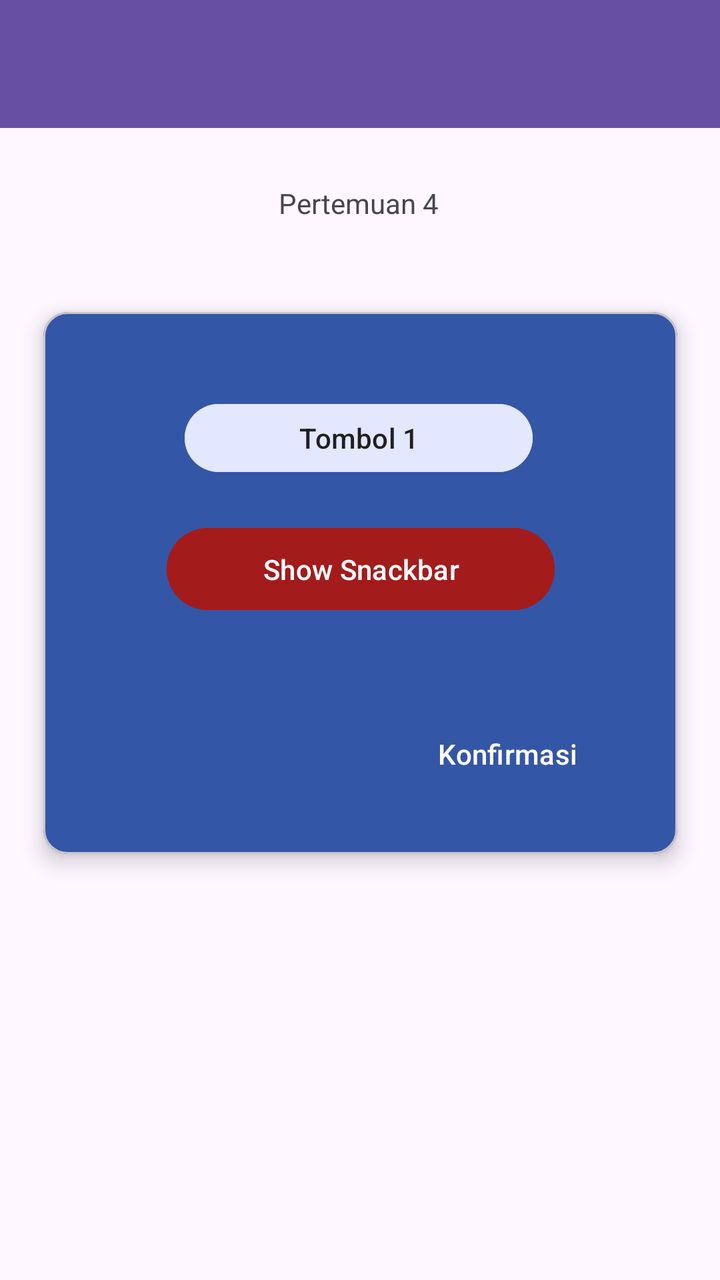
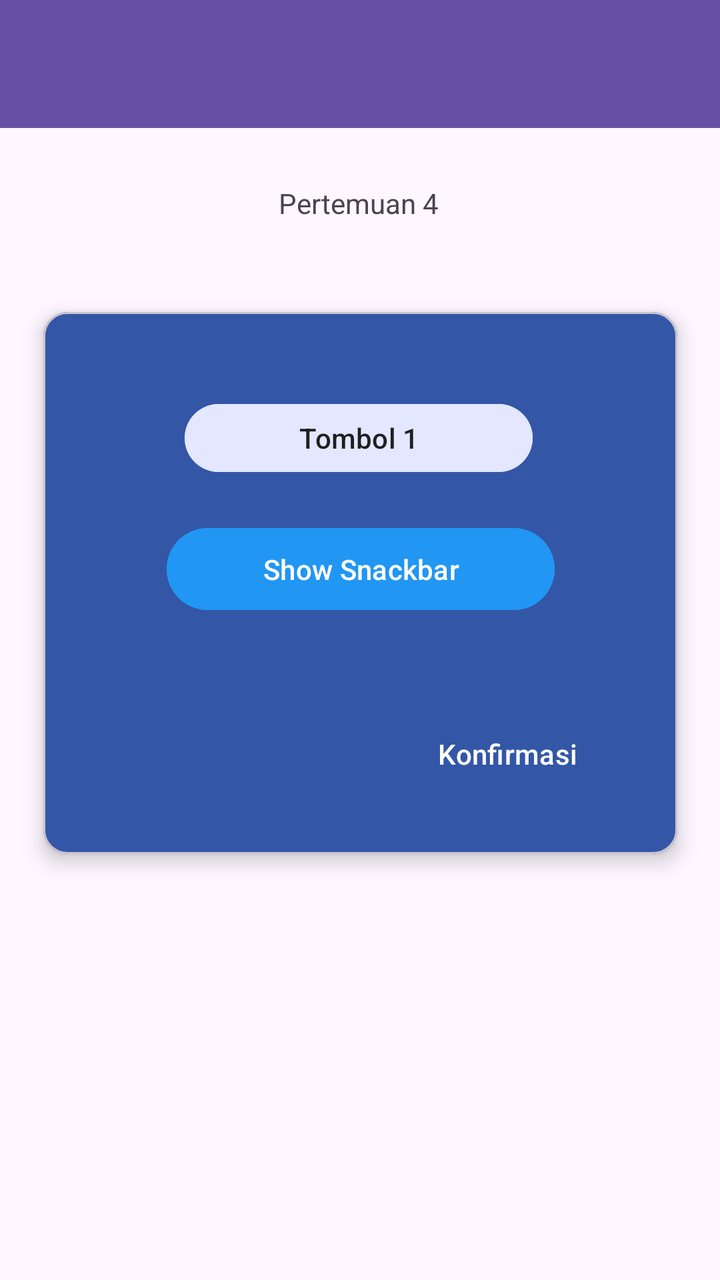

The first picture is an Android layout as it rendered before a commit; the second is the same layout after the commit. The layout source and the unified diff follow.
<!-- AndroidManifest.xml: application theme Theme.Venusadilah -->
<!-- res/layout/activity_fourth.xml -->
<?xml version="1.0" encoding="utf-8"?>
<androidx.constraintlayout.widget.ConstraintLayout xmlns:android="http://schemas.android.com/apk/res/android"
    xmlns:app="http://schemas.android.com/apk/res-auto"
    xmlns:tools="http://schemas.android.com/tools"
    android:id="@+id/main"
    android:layout_width="match_parent"
    android:layout_height="match_parent"
    tools:context=".Home.pertemuan_4.FourthActivity">

    <androidx.appcompat.widget.Toolbar
        android:id="@+id/toolbar"
        android:layout_width="match_parent"
        android:layout_height="?attr/actionBarSize"
        android:background="?attr/colorPrimary"
        app:layout_constraintEnd_toEndOf="parent"
        app:layout_constraintStart_toStartOf="parent"
        app:layout_constraintTop_toTopOf="parent"
        app:subtitleTextColor="@android:color/white"
        app:titleTextColor="@android:color/white" />

    <com.google.android.material.card.MaterialCardView
        android:id="@+id/materialCardView"
        android:layout_width="317dp"
        android:layout_height="271dp"
        android:layout_marginTop="45dp"
        android:backgroundTint="@color/blue"
        app:cardElevation="6dp"
        app:layout_constraintEnd_toEndOf="parent"
        app:layout_constraintStart_toStartOf="parent"
        app:layout_constraintTop_toBottomOf="@+id/textView5">

        <androidx.constraintlayout.widget.ConstraintLayout
            android:layout_width="match_parent"
            android:layout_height="match_parent"
            android:layout_margin="10sp">

            <Button
                android:id="@+id/btn1"
                android:layout_width="174dp"
                android:layout_height="42dp"
                android:layout_marginTop="32dp"
                android:backgroundTint="@color/baby_blue"
                android:text="Tombol 1"
                android:textColor="@color/charcoal"
                app:layout_constraintEnd_toEndOf="parent"
                app:layout_constraintHorizontal_bias="0.493"
                app:layout_constraintStart_toStartOf="parent"
                app:layout_constraintTop_toTopOf="parent" />

            <Button
                android:id="@+id/btnShowSnackbar"
                android:layout_width="194dp"
                android:layout_height="49dp"
                android:layout_marginTop="20dp"
                android:backgroundTint="@color/red"
                android:text="Show Snackbar"
                app:layout_constraintEnd_toEndOf="parent"
                app:layout_constraintStart_toStartOf="parent"
                app:layout_constraintTop_toBottomOf="@+id/btn1" />

            <Button
                android:id="@+id/btnShowAlertDialog"
                android:layout_width="wrap_content"
                android:layout_height="wrap_content"
                android:layout_marginTop="44dp"
                android:backgroundTint="@color/blue"
                android:text="Konfirmasi"
                app:layout_constraintEnd_toEndOf="parent"
                app:layout_constraintHorizontal_bias="0.911"
                app:layout_constraintStart_toStartOf="parent"
                app:layout_constraintTop_toBottomOf="@+id/btnShowSnackbar" />

        </androidx.constraintlayout.widget.ConstraintLayout>

    </com.google.android.material.card.MaterialCardView>

    <TextView
        android:id="@+id/textView5"
        android:layout_width="wrap_content"
        android:layout_height="wrap_content"
        android:layout_marginTop="92dp"
        android:text="Pertemuan 4"
        app:layout_constraintEnd_toEndOf="parent"
        app:layout_constraintHorizontal_bias="0.498"
        app:layout_constraintStart_toStartOf="parent"
        app:layout_constraintTop_toTopOf="parent" />
</androidx.constraintlayout.widget.ConstraintLayout>
<!-- resources referenced by this layout -->
<resources>
  <color name="baby_blue">#E3E7FF</color>
  <color name="blue">#3456A6</color>
  <color name="charcoal">#1f1f1f </color>
  <color name="red">#A41B1B</color>
  <style name="Theme.Venusadilah" parent="Base.Theme.Venusadilah" />
  <style name="Base.Theme.Venusadilah" parent="Theme.Material3.DayNight.NoActionBar">
          
          
      </style>
</resources>

<!-- the commit's change to res/layout/activity_fourth.xml (unified diff, before → after) -->
@@ -52,7 +52,7 @@
                 android:layout_width="194dp"
                 android:layout_height="49dp"
                 android:layout_marginTop="20dp"
-                android:backgroundTint="@color/red"
+                android:backgroundTint="#2196F3"
                 android:text="Show Snackbar"
                 app:layout_constraintEnd_toEndOf="parent"
                 app:layout_constraintStart_toStartOf="parent"
<!-- resource entries referenced after the edit -->
@@ -3,7 +3,6 @@
   <color name="baby_blue">#E3E7FF</color>
   <color name="blue">#3456A6</color>
   <color name="charcoal">#1f1f1f </color>
-  <color name="red">#A41B1B</color>
   <style name="Theme.Venusadilah" parent="Base.Theme.Venusadilah" />
   <style name="Base.Theme.Venusadilah" parent="Theme.Material3.DayNight.NoActionBar">
           
